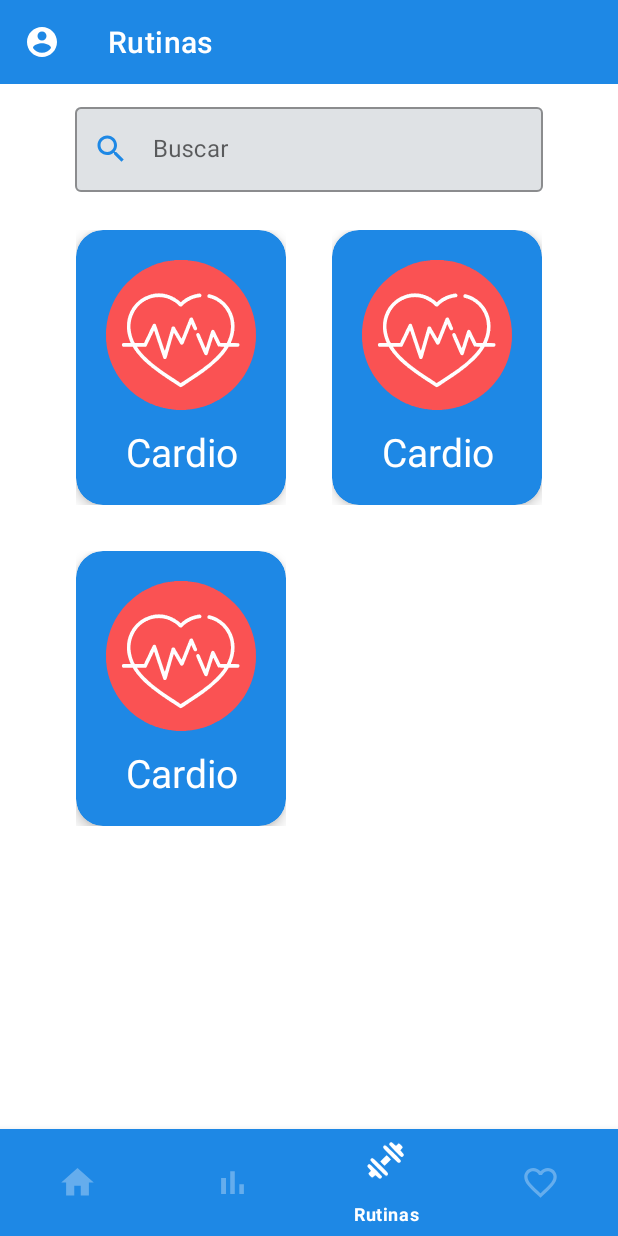
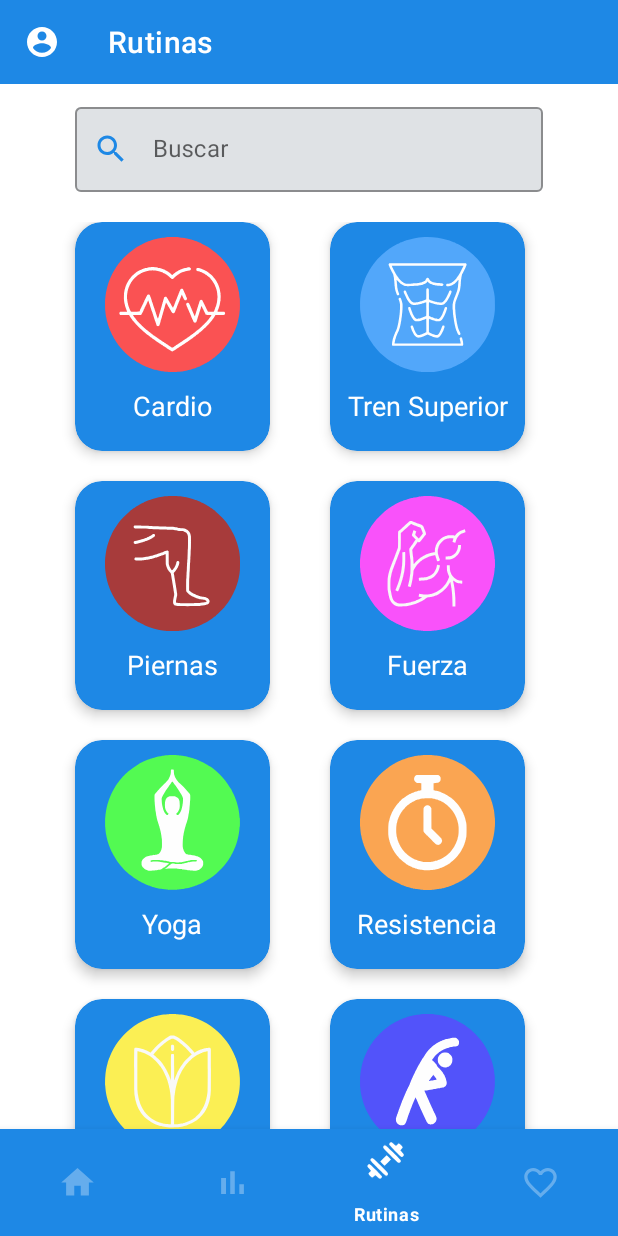
Before and after one commit to inesmarca/FittyApp, an Android app: the Routines screen opened through its navigation route, on a phone screen of 412 x 824 dp. Run offline under Robolectric (Android 15) with nearby library versions, the phone set to English and light mode, and no system bars; our stand-ins replace navigation-ui.

```diff
--- a/app/src/main/AndroidManifest.xml
+++ b/app/src/main/AndroidManifest.xml
@@ -11,7 +11,8 @@
         android:theme="@style/Theme.FITTY"
         android:usesCleartextTraffic="true"
         >
-        <activity android:name=".MainActivity" />
+        <activity android:name=".MainActivity"
+            android:windowSoftInputMode="adjustPan" />
         <activity android:name=".SignupActivity" android:noHistory="true" >
             <intent-filter>
                 <action android:name="android.intent.action.MAIN" />
--- a/app/src/main/java/com/example/fitty/Routines.java
+++ b/app/src/main/java/com/example/fitty/Routines.java
@@ -1,19 +1,25 @@
 package com.example.fitty;
 
 import android.os.Bundle;
-
-import androidx.fragment.app.Fragment;
-
 import android.view.LayoutInflater;
 import android.view.View;
 import android.view.ViewGroup;
+
+import androidx.fragment.app.Fragment;
+import androidx.recyclerview.widget.GridLayoutManager;
+import androidx.recyclerview.widget.RecyclerView;
+
+import com.example.fitty.adapters.CategoriesAdapter;
+import com.example.fitty.models.Category;
+
+import java.util.ArrayList;
 
 /**
  * A simple {@link Fragment} subclass.
  * Use the {@link Routines#newInstance} factory method to
  * create an instance of this fragment.
  */
-public class Routines extends Fragment {
+public class Routines extends Fragment implements CategoriesAdapter.OnCategoryListener {
 
     // TODO: Rename parameter arguments, choose names that match
     // the fragment initialization parameters, e.g. ARG_ITEM_NUMBER
@@ -23,6 +29,7 @@ public class Routines extends Fragment {
     // TODO: Rename and change types of parameters
     private String mParam1;
     private String mParam2;
+    CategoriesAdapter adapter;
 
     public Routines() {
         // Required empty public constructor
@@ -59,6 +66,32 @@ public class Routines extends Fragment {
     public View onCreateView(LayoutInflater inflater, ViewGroup container,
                              Bundle savedInstanceState) {
         // Inflate the layout for this fragment
-        return inflater.inflate(R.layout.fragment_routines, container, false);
+        View rootView = inflater.inflate(R.layout.fragment_routines, container, false);
+
+        ArrayList<Category> categories = new ArrayList<>();
+        categories.add(new Category(0, "cardio", "cardio"));
+        categories.add(new Category(1, "tren superior", "tren superior"));
+        categories.add(new Category(2, "piernas", "piernas"));
+        categories.add(new Category(3, "fuerza", "fuerza"));
+        categories.add(new Category(4, "yoga", "yoga"));
+        categories.add(new Category(5, "resistencia", "resistencia"));
+        categories.add(new Category(6, "relajacion", "relajacion"));
+        categories.add(new Category(7, "elongacion", "elongacion"));
+
+        RecyclerView listView = rootView.findViewById(R.id.listCategories);
+        adapter = new CategoriesAdapter(categories, this);
+        listView.setLayoutManager(new GridLayoutManager(getContext(), 2));
+        listView.setAdapter(adapter);
+
+        return rootView;
+    }
+
+    @Override
+    public void OnCategoryClick(int id) {
+        Fragment fragment = new CategoryRoutines();
+        Bundle bundle = new Bundle();
+        bundle.putInt("idCategory", id);
+        fragment.setArguments(bundle);
+        getParentFragmentManager().beginTransaction().replace(R.id.main_nav_host_fragment, fragment).commit();
     }
 }
--- /dev/null
+++ b/app/src/main/java/com/example/fitty/adapters/CategoriesAdapter.java
@@ -0,0 +1,74 @@
+package com.example.fitty.adapters;
+
+import android.view.LayoutInflater;
+import android.view.View;
+import android.view.ViewGroup;
+import android.widget.ImageView;
+import android.widget.TextView;
+
+import androidx.annotation.NonNull;
+import androidx.recyclerview.widget.RecyclerView;
+
+import com.example.fitty.R;
+import com.example.fitty.models.Category;
+
+import java.util.List;
+
+public class CategoriesAdapter extends RecyclerView.Adapter<CategoriesAdapter.CategoriesViewHolder> {
+
+    private List<Category> data;
+    private OnCategoryListener mOnCategoryListener;
+
+    public CategoriesAdapter(List<Category> data, OnCategoryListener onCategoryListener) {
+        this.data = data;
+        this.mOnCategoryListener = onCategoryListener;
+    }
+
+    @NonNull
+    @Override
+    public CategoriesViewHolder onCreateViewHolder(@NonNull ViewGroup parent, int viewType) {
+        LayoutInflater layoutInflater = LayoutInflater.from(parent.getContext());
+        View view = layoutInflater.inflate(R.layout.category_card, parent, false);
+        return new CategoriesViewHolder(view, mOnCategoryListener);
+    }
+
+    @Override
+    public void onBindViewHolder(@NonNull CategoriesViewHolder holder, int position) {
+        Category current = data.get(position);
+
+        holder.imageCat.setImageResource(current.getIcon());
+        holder.titCat.setText(current.getName());
+    }
+
+    public static class CategoriesViewHolder extends RecyclerView.ViewHolder implements View.OnClickListener {
+
+        TextView titCat;
+        ImageView imageCat;
+        OnCategoryListener onCategoryListener;
+
+        public CategoriesViewHolder(@NonNull View itemView, OnCategoryListener onCategoryListener) {
+            super(itemView);
+
+            titCat = itemView.findViewById(R.id.titCat);
+            imageCat = itemView.findViewById(R.id.imgCat);
+
+            this.onCategoryListener = onCategoryListener;
+
+            itemView.setOnClickListener(this);
+        }
+
+        @Override
+        public void onClick(View itemView) {
+            onCategoryListener.OnCategoryClick(itemView.getId());
+        }
+    }
+
+    @Override
+    public int getItemCount() {
+        return this.data.size();
+    }
+
+    public interface OnCategoryListener {
+        void OnCategoryClick(int id);
+    }
+}
--- a/app/src/main/java/com/example/fitty/models/Category.java
+++ b/app/src/main/java/com/example/fitty/models/Category.java
@@ -1,5 +1,6 @@
 package com.example.fitty.models;
 
+import com.example.fitty.R;
 import com.google.gson.annotations.Expose;
 import com.google.gson.annotations.SerializedName;
 
@@ -8,6 +9,12 @@ public class Category {
     @SerializedName("id")
     @Expose
     private int id;
+    @SerializedName("name")
+    @Expose
+    private String name;
+    @SerializedName("detail")
+    @Expose
+    private String detail;
 
     /**
      * No args constructor for use in serialization
@@ -20,15 +27,53 @@ public class Category {
      *
      * @param id
      */
-    public Category(int id) {
+    public Category(int id, String name, String detail) {
         super();
         this.id = id;
+        this.name = name;
+        this.detail = detail;
+    }
+
+    public int getIcon() {
+        switch (name) {
+            case "fuerza":
+                return R.drawable.ic_strength;
+            case "tren superior":
+                return R.drawable.ic_abs;
+            case "elongacion":
+                return R.drawable.ic_movilidad;
+            case "resistencia":
+                return R.drawable.ic_resitencia;
+            case "piernas":
+                return R.drawable.ic_legs;
+            case "relajacion":
+                return R.drawable.ic_tulip;
+            case "yoga":
+                return R.drawable.ic_yoga;
+            default:
+                return R.drawable.ic_cardio;
+        }
+    }
+
+    public String toTitleCase(String givenString) {
+        String[] arr = givenString.split(" ");
+        StringBuffer sb = new StringBuffer();
+
+        for (int i = 0; i < arr.length; i++) {
+            sb.append(Character.toUpperCase(arr[i].charAt(0)))
+                    .append(arr[i].substring(1)).append(" ");
+        }
+        return sb.toString().trim();
     }
 
     public int getId() {
         return id;
     }
 
+    public String getName() { return toTitleCase(name); }
+
+    public String getDetail() { return detail; }
+
     public void setId(int id) {
         this.id = id;
     }
--- a/app/src/main/res/layout/activity_main.xml
+++ b/app/src/main/res/layout/activity_main.xml
@@ -16,6 +16,7 @@
         android:layout_width="match_parent"
         android:layout_height="match_parent"
         android:layout_marginTop="?attr/actionBarSize"
+        android:layout_marginBottom="71dp"
         app:defaultNavHost="true"
         app:navGraph="@navigation/main_nav_graph" />
 
@@ -28,6 +29,7 @@
         app:itemIconSize="26dp"
         app:itemIconTint="@drawable/bottom_navigation_selector"
         app:itemTextColor="@drawable/bottom_navigation_selector"
+        android:isScrollContainer="false"
         app:menu="@menu/bottom_bar" />
 
     <!--Button
--- a/app/src/main/res/layout/category_card.xml
+++ b/app/src/main/res/layout/category_card.xml
@@ -1,18 +1,15 @@
 <?xml version="1.0" encoding="utf-8"?>
-<androidx.constraintlayout.widget.ConstraintLayout xmlns:android="http://schemas.android.com/apk/res/android"
+<androidx.cardview.widget.CardView xmlns:android="http://schemas.android.com/apk/res/android"
     xmlns:app="http://schemas.android.com/apk/res-auto"
     xmlns:tools="http://schemas.android.com/tools"
-    android:layout_width="match_parent"
-    android:layout_height="match_parent">
-
-    <com.google.android.material.card.MaterialCardView
-        android:id="@+id/card_cat"
-        android:layout_width="wrap_content"
-        android:layout_height="wrap_content"
-        app:cardBackgroundColor="@color/blue_1"
-        app:cardCornerRadius="18dp"
-        app:cardElevation="5dp"
-        tools:ignore="MissingConstraints">
+    android:layout_width="wrap_content"
+    android:layout_height="wrap_content"
+    app:cardBackgroundColor="@color/blue_1"
+    app:cardCornerRadius="18dp"
+    app:cardElevation="5dp"
+    android:layout_marginBottom="20dp"
+    android:layout_marginHorizontal="20dp"
+    android:id="@+id/card_cat">
 
         <!-- Media -->
         <LinearLayout
@@ -21,32 +18,33 @@
             android:orientation="vertical">
 
             <RelativeLayout
-                android:layout_width="match_parent"
+                android:layout_width="wrap_content"
                 android:layout_height="match_parent"
                 android:layout_marginHorizontal="10dp"
-                android:layout_marginTop="10dp">
+                android:layout_marginTop="0dp">
 
                 <ImageView
-                    android:layout_width="100dp"
-                    android:layout_height="100dp"
+                    android:id="@+id/imgCat"
+                    android:layout_width="90dp"
+                    android:layout_height="90dp"
                     android:layout_centerHorizontal="true"
                     android:layout_margin="10dp"
                     android:scaleType="centerCrop"
-                    app:srcCompat="@drawable/ic_cardio" />
+                    app:srcCompat="@drawable/ic_cardio"
+                    android:contentDescription="@string/logo_categor_a" />
 
             </RelativeLayout>
 
             <TextView
-                android:id="@+id/textView"
+                android:id="@+id/titCat"
                 android:layout_width="match_parent"
                 android:layout_height="wrap_content"
                 android:layout_marginBottom="18dp"
-                android:text="Cardio"
+                android:layout_marginHorizontal="10dp"
+                android:text=""
                 android:textAlignment="center"
                 android:textColor="@color/white"
-                android:textSize="26sp" />
+                android:textSize="18sp" />
         </LinearLayout>
 
-    </com.google.android.material.card.MaterialCardView>
-
-</androidx.constraintlayout.widget.ConstraintLayout>
+</androidx.cardview.widget.CardView>
--- a/app/src/main/res/layout/fragment_routines.xml
+++ b/app/src/main/res/layout/fragment_routines.xml
@@ -10,7 +10,7 @@
     <RelativeLayout
         android:layout_width="match_parent"
         android:layout_height="wrap_content"
-        android:layout_marginBottom="10dp"
+        android:layout_marginBottom="20dp"
         android:layout_marginTop="10dp"
         android:layout_marginHorizontal="50dp">
 
@@ -33,41 +33,15 @@
 
 
     <RelativeLayout
-        android:layout_width="match_parent"
-        android:layout_height="match_parent"
-        android:layout_marginHorizontal="20dp"
-        tools:ignore="UselessParent">
+        android:layout_width="wrap_content"
+        android:layout_height="wrap_content"
+        android:layout_marginHorizontal="30dp">
 
-        <androidx.gridlayout.widget.GridLayout
-            android:id="@+id/id_cats"
+        <androidx.recyclerview.widget.RecyclerView
+            android:id="@+id/listCategories"
             android:layout_width="wrap_content"
-            android:layout_height="wrap_content"
-            android:layout_centerHorizontal="true"
-            app:columnCount="2"
-            app:useDefaultMargins="true">
+            android:layout_height="wrap_content" />
 
-            <include
-                android:id="@+id/cat1"
-                style="@style/cards"
-                layout="@layout/category_card"
-                android:layout_width="wrap_content"
-                android:layout_height="wrap_content"/>
-
-            <include
-                android:id="@+id/cat2"
-                style="@style/cards"
-                layout="@layout/category_card"
-                android:layout_width="wrap_content"
-                android:layout_height="wrap_content"/>
-
-            <include
-                android:id="@+id/cat3"
-                style="@style/cards"
-                layout="@layout/category_card"
-                android:layout_width="wrap_content"
-                android:layout_height="wrap_content"/>
-
-        </androidx.gridlayout.widget.GridLayout>
     </RelativeLayout>
 
 
--- a/app/src/main/res/values/strings.xml
+++ b/app/src/main/res/values/strings.xml
@@ -32,4 +32,10 @@
     <string name="btn_validate_code">Validar</string>
     <string name="btn_signup_next">Siguiente</string>
     <string name="btn_signup_back">Volver</string>
+    <string name="logo_categoria">Logo Categoria</string>
+    <string name="logo_categor_a">Logo Categoría</string>
+    <!-- TODO: Remove or change this placeholder text -->
+    <string name="hello_blank_fragment">Hello blank fragment</string>
+    <string name="favorita">Favorita</string>
+    <string name="tiempo">Tiempo</string>
 </resources>
--- a/build.gradle
+++ b/build.gradle
@@ -5,7 +5,7 @@ buildscript {
         jcenter()
     }
     dependencies {
-        classpath 'com.android.tools.build:gradle:4.0.0'
+        classpath 'com.android.tools.build:gradle:4.1.0'
 
         // NOTE: Do not place your application dependencies here; they belong
         // in the individual module build.gradle files
```
Also changed, not shown: app/src/main/java/com/example/fitty/CategoryRoutines.java (added, +66 -0 lines), app/src/main/java/com/example/fitty/MainActivity.java (+2 -9 lines), app/src/main/java/com/example/fitty/adapters/CategoryRoutinesAdapter.java (added, +68 -0 lines), app/src/main/java/com/example/fitty/models/Routine.java (+11 -1 lines), app/src/main/res/layout/card_item.xml (+64 -64 lines), app/src/main/res/layout/fragment_category_routines.xml (added, +20 -0 lines), 1 other file.
